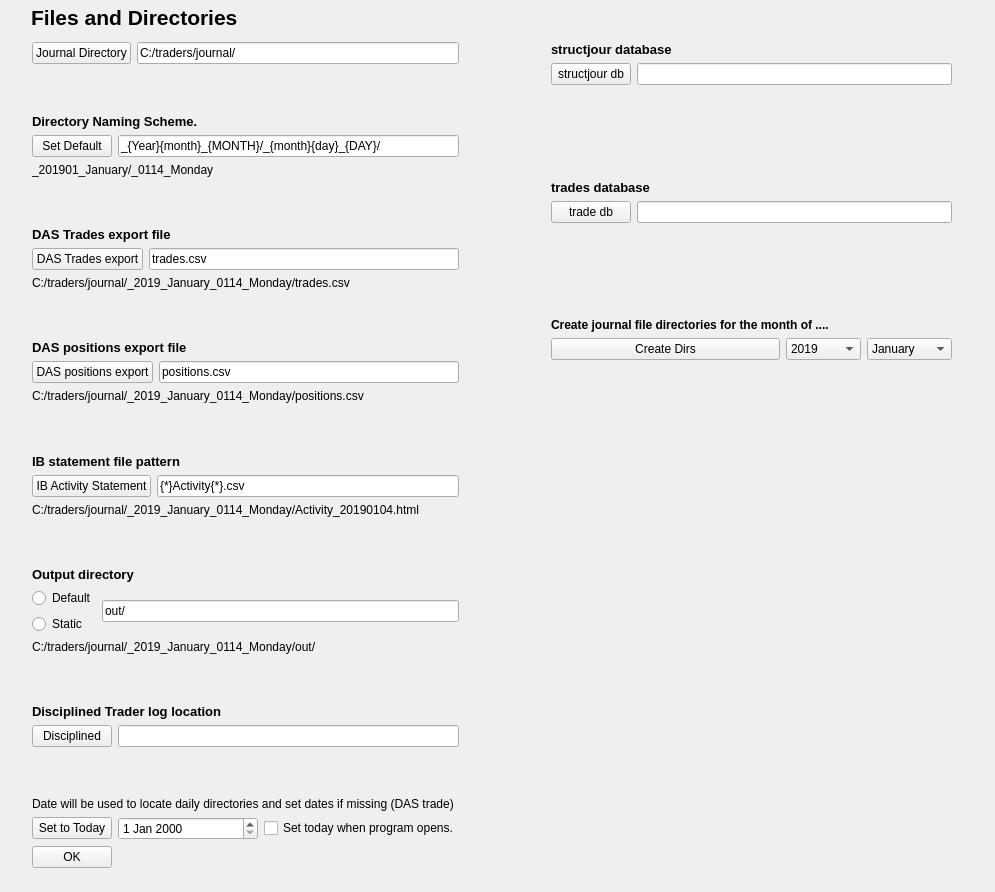
MikePia/structjour, file structjour/view/filesettings.ui: the form before one commit.
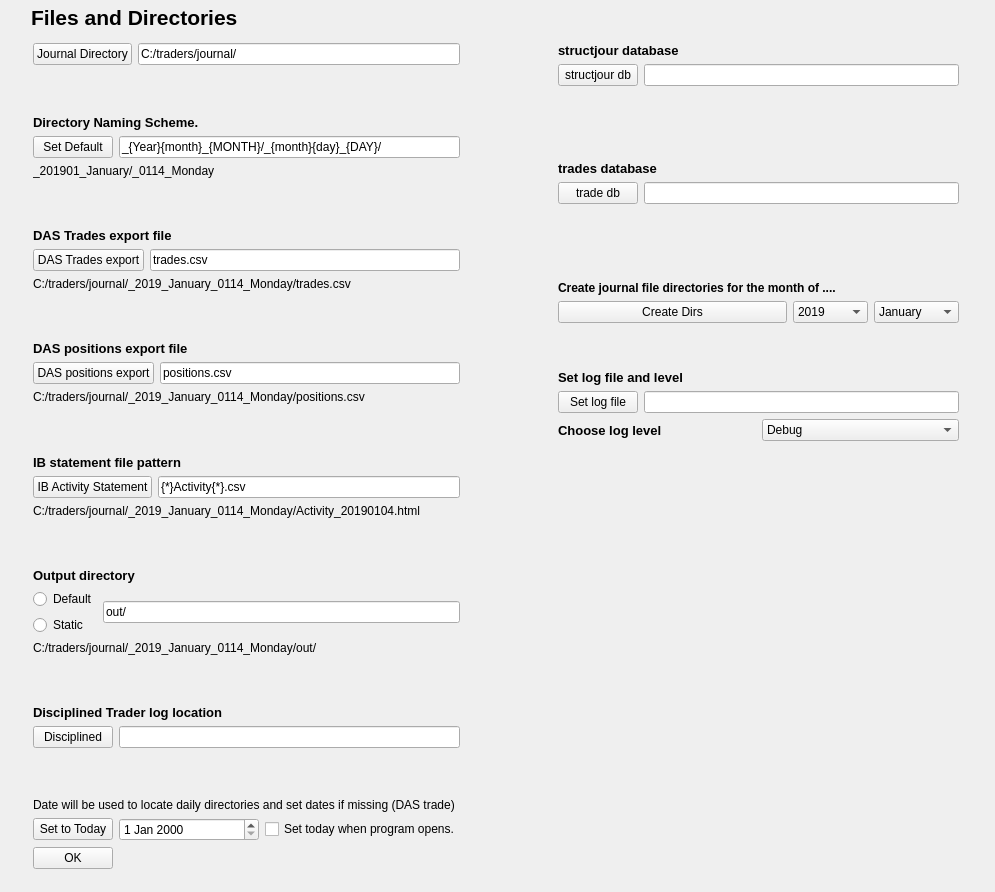
The form after the commit. Icons and pictures are not drawn.

Patch:
```diff
--- a/structjour/view/filesettings.ui
+++ b/structjour/view/filesettings.ui
@@ -37,16 +37,16 @@
     <string>Files and Directories</string>
    </property>
   </widget>
-  <widget class="QWidget" name="layoutWidget">
+  <widget class="QWidget" name="">
    <property name="geometry">
     <rect>
-     <x>32</x>
-     <y>42</y>
-     <width>920</width>
+     <x>33</x>
+     <y>43</y>
+     <width>926</width>
      <height>826</height>
     </rect>
    </property>
-   <layout class="QHBoxLayout" name="horizontalLayout_13">
+   <layout class="QHBoxLayout" name="horizontalLayout_15">
     <item>
      <layout class="QVBoxLayout" name="verticalLayout_2">
       <item>
@@ -561,7 +561,9 @@
      </spacer>
     </item>
     <item>
-     <layout class="QVBoxLayout" name="verticalLayout_7">
+     <layout class="QVBoxLayout" name="verticalLayout_12">
+      <item>
+       <layout class="QVBoxLayout" name="verticalLayout_11">
       <item>
        <layout class="QVBoxLayout" name="verticalLayout_3">
         <item>
@@ -608,7 +610,7 @@
        </layout>
       </item>
       <item>
-       <layout class="QVBoxLayout" name="verticalLayout_4">
+         <layout class="QVBoxLayout" name="verticalLayout_10">
         <item>
          <spacer name="verticalSpacer_9">
           <property name="orientation">
@@ -617,11 +619,13 @@
           <property name="sizeHint" stdset="0">
            <size>
             <width>20</width>
-            <height>40</height>
+              <height>13</height>
            </size>
           </property>
          </spacer>
         </item>
+          <item>
+           <layout class="QVBoxLayout" name="verticalLayout_4">
         <item>
          <widget class="QLabel" name="label_8">
           <property name="font">
@@ -665,6 +669,8 @@
         </item>
        </layout>
       </item>
+         </layout>
+        </item>
       <item>
        <layout class="QVBoxLayout" name="verticalLayout_6">
         <item>
@@ -675,7 +681,7 @@
           <property name="sizeHint" stdset="0">
            <size>
             <width>20</width>
-            <height>40</height>
+              <height>18</height>
            </size>
           </property>
          </spacer>
@@ -848,6 +854,8 @@
        </layout>
       </item>
       <item>
+         <layout class="QVBoxLayout" name="verticalLayout_9">
+          <item>
        <spacer name="verticalSpacer_8">
         <property name="orientation">
          <enum>Qt::Vertical</enum>
@@ -855,7 +863,120 @@
         <property name="sizeHint" stdset="0">
          <size>
           <width>401</width>
-          <height>508</height>
+              <height>13</height>
+             </size>
+            </property>
+           </spacer>
+          </item>
+          <item>
+           <layout class="QVBoxLayout" name="verticalLayout_8">
+            <item>
+             <layout class="QVBoxLayout" name="verticalLayout_7">
+              <item>
+               <widget class="QLabel" name="label_12">
+                <property name="font">
+                 <font>
+                  <pointsize>10</pointsize>
+                  <weight>75</weight>
+                  <bold>true</bold>
+                 </font>
+                </property>
+                <property name="text">
+                 <string>Set log file and level</string>
+                </property>
+               </widget>
+              </item>
+              <item>
+               <layout class="QHBoxLayout" name="horizontalLayout_13">
+                <item>
+                 <widget class="QPushButton" name="logfile_browse">
+                  <property name="focusPolicy">
+                   <enum>Qt::NoFocus</enum>
+                  </property>
+                  <property name="text">
+                   <string>Set log file</string>
+                  </property>
+                 </widget>
+                </item>
+                <item>
+                 <widget class="QLineEdit" name="logfile_edit">
+                  <property name="minimumSize">
+                   <size>
+                    <width>300</width>
+                    <height>0</height>
+                   </size>
+                  </property>
+                  <property name="text">
+                   <string/>
+                  </property>
+                 </widget>
+                </item>
+               </layout>
+              </item>
+             </layout>
+            </item>
+            <item>
+             <layout class="QHBoxLayout" name="horizontalLayout_14">
+              <item>
+               <widget class="QLabel" name="label_13">
+                <property name="font">
+                 <font>
+                  <pointsize>10</pointsize>
+                  <weight>75</weight>
+                  <bold>true</bold>
+                 </font>
+                </property>
+                <property name="text">
+                 <string>Choose log level</string>
+                </property>
+               </widget>
+              </item>
+              <item>
+               <widget class="QComboBox" name="logfile_level_cb">
+                <item>
+                 <property name="text">
+                  <string>Debug</string>
+                 </property>
+                </item>
+                <item>
+                 <property name="text">
+                  <string>Info</string>
+                 </property>
+                </item>
+                <item>
+                 <property name="text">
+                  <string>Warning</string>
+                 </property>
+                </item>
+                <item>
+                 <property name="text">
+                  <string>Error</string>
+                 </property>
+                </item>
+                <item>
+                 <property name="text">
+                  <string>Critical</string>
+                 </property>
+                </item>
+               </widget>
+              </item>
+             </layout>
+            </item>
+           </layout>
+          </item>
+         </layout>
+        </item>
+       </layout>
+      </item>
+      <item>
+       <spacer name="verticalSpacer_11">
+        <property name="orientation">
+         <enum>Qt::Vertical</enum>
+        </property>
+        <property name="sizeHint" stdset="0">
+         <size>
+          <width>20</width>
+          <height>428</height>
          </size>
         </property>
        </spacer>
```
Lines whose indentation alone changed are shown as unchanged.
